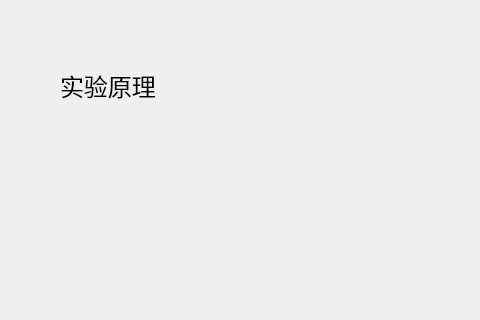
Old version of the form briup/expprinciple.ui in the repository HoraceLee/Tacters; both pictures show x 0 to 480 and y 0 to 320 of the 1000 by 618 pixel window.
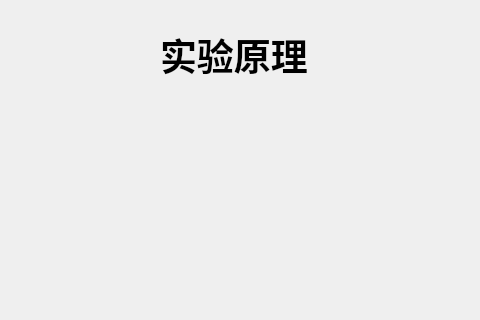
New version of the form. Icons and pictures are not drawn.

```diff
--- a/briup/expprinciple.ui
+++ b/briup/expprinciple.ui
@@ -19,19 +19,24 @@
   <property name="windowTitle">
    <string>expPrinciple</string>
   </property>
+  <property name="styleSheet">
+   <string notr="true"/>
+  </property>
   <widget class="QLabel" name="label">
    <property name="geometry">
     <rect>
-     <x>60</x>
-     <y>60</y>
-     <width>121</width>
-     <height>51</height>
+     <x>160</x>
+     <y>30</y>
+     <width>150</width>
+     <height>50</height>
     </rect>
    </property>
    <property name="font">
     <font>
      <family>微软雅黑</family>
-     <pointsize>18</pointsize>
+     <pointsize>28</pointsize>
+     <weight>75</weight>
+     <bold>true</bold>
     </font>
    </property>
    <property name="text">
@@ -41,10 +46,10 @@
   <widget class="QLabel" name="expPrinLabel">
    <property name="geometry">
     <rect>
-     <x>60</x>
+     <x>140</x>
      <y>110</y>
-     <width>881</width>
-     <height>441</height>
+     <width>740</width>
+     <height>430</height>
     </rect>
    </property>
    <property name="text">
```
